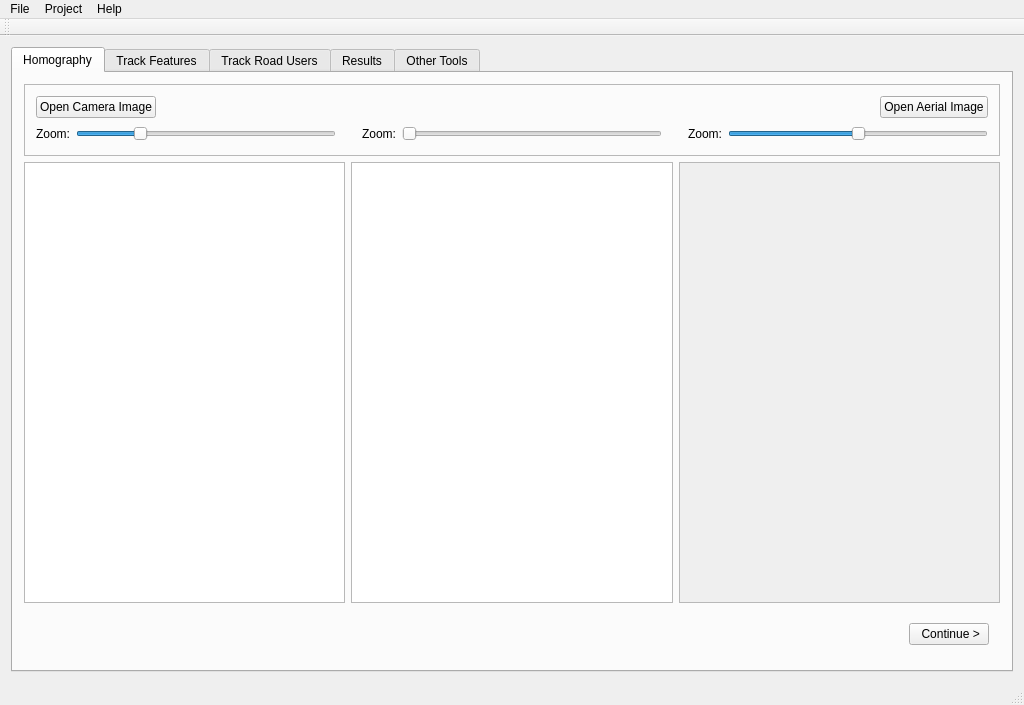
The window that application/safety_main.ui (santosfamilyfoundation/TrafficGUIs) describes before a commit, drawn with Qt 5.
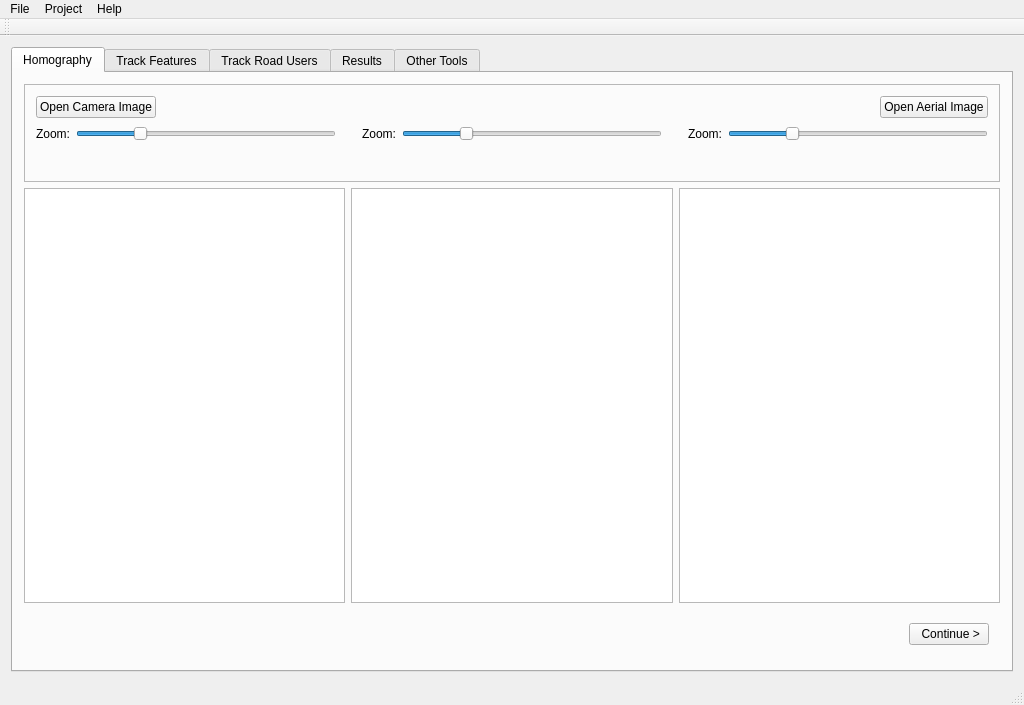
The same window after the commit. Custom widgets are drawn as their Qt base class.

```diff
--- a/application/safety_main.ui
+++ b/application/safety_main.ui
@@ -145,6 +145,18 @@
              </item>
              <item>
               <widget class="ZoomSlider" name="homography_hslider_zoom_computed_image">
+               <property name="minimum">
+                <number>10</number>
+               </property>
+               <property name="maximum">
+                <number>400</number>
+               </property>
+               <property name="pageStep">
+                <number>25</number>
+               </property>
+               <property name="value">
+                <number>100</number>
+               </property>
                <property name="orientation">
                 <enum>Qt::Horizontal</enum>
                </property>
@@ -175,14 +187,17 @@
              </item>
              <item>
               <widget class="ZoomSlider" name="homography_hslider_zoom_aerial_image">
+               <property name="minimum">
+                <number>10</number>
+               </property>
                <property name="maximum">
-                <number>1000</number>
+                <number>400</number>
                </property>
                <property name="pageStep">
                 <number>25</number>
                </property>
                <property name="value">
-                <number>500</number>
+                <number>100</number>
                </property>
                <property name="orientation">
                 <enum>Qt::Horizontal</enum>
@@ -194,6 +209,40 @@
              </item>
             </layout>
            </item>
+           <item>
+            <layout class="QHBoxLayout" name="homography_status_layout">
+             <property name="topMargin">
+              <number>0</number>
+             </property>
+             <item>
+              <widget class="QLabel" name="homography_camera_status_label">
+               <property name="text">
+                <string/>
+               </property>
+              </widget>
+             </item>
+             <item>
+              <spacer name="homography_status_hspacer">
+               <property name="orientation">
+                <enum>Qt::Horizontal</enum>
+               </property>
+               <property name="sizeHint" stdset="0">
+                <size>
+                 <width>40</width>
+                 <height>20</height>
+                </size>
+               </property>
+              </spacer>
+             </item>
+             <item>
+              <widget class="QLabel" name="homography_aerial_status_label">
+               <property name="text">
+                <string/>
+               </property>
+              </widget>
+             </item>
+            </layout>
+           </item>
           </layout>
          </widget>
         </item>
@@ -217,20 +266,13 @@
            </widget>
           </item>
           <item>
-           <widget class="QScrollArea" name="homography_aerialview_scroll">
-            <property name="widgetResizable">
+           <widget class="HomographyView" name="homography_aerialview">
+            <property name="cursor" stdset="0">
+             <cursorShape>CrossCursor</cursorShape>
+            </property>
+            <property name="mouseTracking">
              <bool>true</bool>
             </property>
-            <widget class="QWidget" name="scrollAreaWidgetContents">
-             <property name="geometry">
-              <rect>
-               <x>0</x>
-               <y>0</y>
-               <width>321</width>
-               <height>424</height>
-              </rect>
-             </property>
-            </widget>
            </widget>
           </item>
          </layout>
```
Left out of the diff: 26 changed lines with no effect on the pictures.
